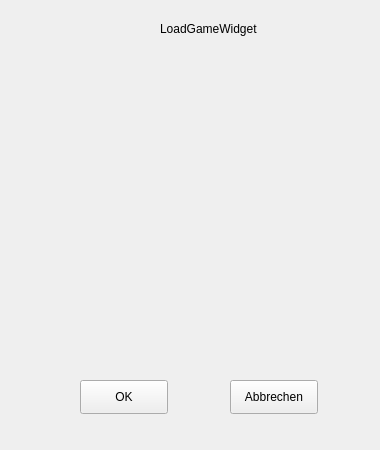
Above: BattleIsle/loadgamewidget.ui from BenjaminBerkei/Swt-Praktikum before the change. Below: the same form after it.
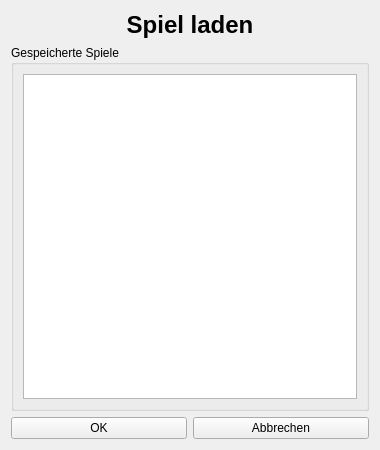
That is the form after the change.

```diff
--- a/BattleIsle/loadgamewidget.ui
+++ b/BattleIsle/loadgamewidget.ui
@@ -13,45 +13,47 @@
   <property name="windowTitle">
    <string>Form</string>
   </property>
-  <widget class="QLabel" name="label">
-   <property name="geometry">
-    <rect>
-     <x>160</x>
-     <y>20</y>
-     <width>111</width>
-     <height>18</height>
-    </rect>
-   </property>
+  <layout class="QVBoxLayout" name="verticalLayout_2">
+   <item>
+    <widget class="QLabel" name="label_LoadGame">
    <property name="text">
-    <string>LoadGameWidget</string>
-   </property>
-  </widget>
+      <string>&lt;html&gt;&lt;head/&gt;&lt;body&gt;&lt;p align=&quot;center&quot;&gt;&lt;span style=&quot; font-size:xx-large; font-weight:600;&quot;&gt;Spiel laden&lt;/span&gt;&lt;/p&gt;&lt;/body&gt;&lt;/html&gt;</string>
+     </property>
+    </widget>
+   </item>
+   <item>
+    <widget class="QGroupBox" name="groupBox_saveGames">
+     <property name="title">
+      <string>Gespeicherte Spiele</string>
+     </property>
+     <layout class="QVBoxLayout" name="verticalLayout">
+      <item>
+       <widget class="QListWidget" name="listWidget_saveGames"/>
+      </item>
+     </layout>
+     <zorder>listWidget_saveGames</zorder>
+     <zorder>listWidget_saveGames</zorder>
+    </widget>
+   </item>
+   <item>
+    <layout class="QHBoxLayout" name="horizontalLayout">
+     <item>
   <widget class="QPushButton" name="qbutton_apply">
-   <property name="geometry">
-    <rect>
-     <x>80</x>
-     <y>380</y>
-     <width>88</width>
-     <height>34</height>
-    </rect>
-   </property>
    <property name="text">
     <string>OK</string>
    </property>
   </widget>
+     </item>
+     <item>
   <widget class="QPushButton" name="qbutton_cancel">
-   <property name="geometry">
-    <rect>
-     <x>230</x>
-     <y>380</y>
-     <width>88</width>
-     <height>34</height>
-    </rect>
-   </property>
    <property name="text">
     <string>Abbrechen</string>
    </property>
   </widget>
+     </item>
+    </layout>
+   </item>
+  </layout>
  </widget>
  <resources/>
  <connections/>
```
Lines whose indentation alone changed are shown as unchanged.
